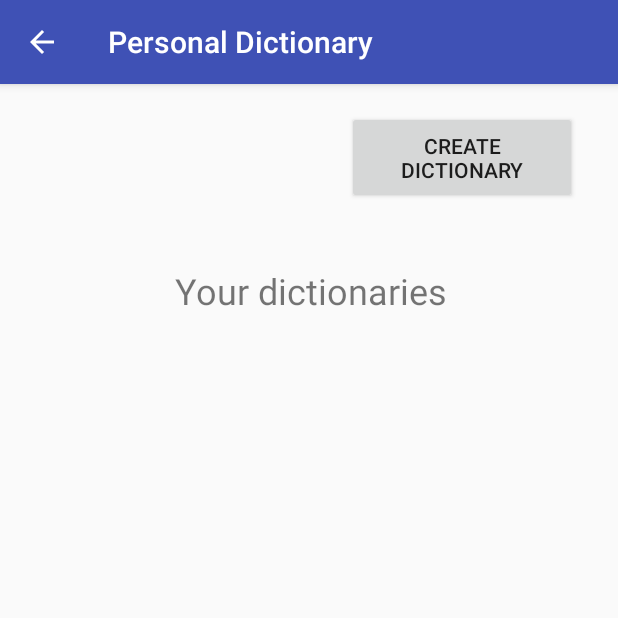
After one commit to jkuklis/PersonalDictionary, an Android app: the DictionaryMain screen opened directly, with no data from a screen before it, on a phone screen of 412 x 824 dp, the top half of it. The commit adds this screen. Run offline under Robolectric (Android 15) with nearby library versions, the phone set to English and light mode, and no system bars.

Commit message:
Progress, dictionary page

```diff
--- a/app/build.gradle
+++ b/app/build.gradle
@@ -30,4 +30,5 @@ dependencies {
     testCompile 'junit:junit:4.12'
 }
 
+
 apply plugin: 'com.google.gms.google-services'
--- /dev/null
+++ b/app/src/main/java/com/example/jkuklis/personaldictionary/DictionaryMain.java
@@ -0,0 +1,13 @@
+package com.example.jkuklis.personaldictionary;
+
+import android.support.v7.app.AppCompatActivity;
+import android.os.Bundle;
+
+public class DictionaryMain extends AppCompatActivity {
+
+    @Override
+    protected void onCreate(Bundle savedInstanceState) {
+        super.onCreate(savedInstanceState);
+        setContentView(R.layout.activity_dictionary_main);
+    }
+}
--- a/app/src/main/java/com/example/jkuklis/personaldictionary/HelloScreen.java
+++ b/app/src/main/java/com/example/jkuklis/personaldictionary/HelloScreen.java
@@ -214,7 +214,8 @@ public class HelloScreen extends AppCompatActivity implements
     }
 
     private void jumpDictionary() {
-
+        Intent intent = new Intent(this, DictionaryMain.class);
+        startActivity(intent);
     }
 
     @Override
--- /dev/null
+++ b/app/src/main/res/layout/activity_dictionary_main.xml
@@ -0,0 +1,31 @@
+<?xml version="1.0" encoding="utf-8"?>
+<android.support.constraint.ConstraintLayout xmlns:android="http://schemas.android.com/apk/res/android"
+    xmlns:app="http://schemas.android.com/apk/res-auto"
+    xmlns:tools="http://schemas.android.com/tools"
+    android:layout_width="match_parent"
+    android:layout_height="match_parent"
+    tools:context="com.example.jkuklis.personaldictionary.DictionaryMain">
+
+    <Button
+        android:id="@+id/create_dictionary"
+        android:layout_width="153dp"
+        android:layout_height="62dp"
+        android:text="@string/create_new_dict"
+        android:layout_marginRight="27dp"
+        app:layout_constraintRight_toRightOf="parent"
+        app:layout_constraintTop_toTopOf="parent"
+        android:layout_marginTop="18dp" />
+
+    <TextView
+        android:id="@+id/textView"
+        android:layout_width="213dp"
+        android:layout_height="47dp"
+        android:layout_marginTop="114dp"
+        android:gravity="center"
+        android:text="@string/dict_list"
+        android:textSize="24sp"
+        app:layout_constraintHorizontal_bias="0.502"
+        app:layout_constraintLeft_toLeftOf="parent"
+        app:layout_constraintRight_toRightOf="parent"
+        app:layout_constraintTop_toTopOf="parent" />
+</android.support.constraint.ConstraintLayout>
--- a/app/src/main/res/layout/activity_hello_screen.xml
+++ b/app/src/main/res/layout/activity_hello_screen.xml
@@ -8,7 +8,7 @@
 
 
     <TextView
-        android:id="@+id/textView2"
+        android:id="@+id/hello_message"
         android:layout_width="wrap_content"
         android:layout_height="wrap_content"
         android:text="@string/hello_message"
@@ -27,7 +27,7 @@
         app:layout_constraintLeft_toLeftOf="parent"
         app:layout_constraintRight_toRightOf="parent"
         android:layout_marginTop="13dp"
-        app:layout_constraintTop_toBottomOf="@+id/textView2"
+        app:layout_constraintTop_toBottomOf="@+id/hello_message"
         app:layout_constraintHorizontal_bias="0.501" />
 
     <Button
@@ -48,7 +48,7 @@
         android:layout_marginLeft="8dp"
         android:layout_marginTop="75dp"
         android:background="@color/button"
-        android:text="@string/dictionary_jump"
+        android:text="@string/dict_main_jump"
         app:layout_constraintLeft_toLeftOf="parent"
         app:layout_constraintTop_toBottomOf="@+id/sign_out_button"
         android:layout_marginRight="8dp"
--- a/app/src/main/res/values/strings.xml
+++ b/app/src/main/res/values/strings.xml
@@ -6,7 +6,9 @@
     <string name="sign_out">Sign out</string>
     <string name="loading">Loading..</string>
     <string name="signed_in_fmt">Signed in as: %s</string>
-    <string name="dictionary_jump">Jump To Dictionary</string>
+    <string name="dict_main_jump">Jump To Dictionary</string>
     <string name="sign_in_promt">Please sign in with your Google account</string>
     <string name="disconnect">Disconnect</string>
+    <string name="create_new_dict">Create dictionary</string>
+    <string name="dict_list">Your dictionaries</string>
 </resources>
```
Also changed, not shown: app/src/main/AndroidManifest.xml (+7 -0 lines), app/src/main/res/layout/activity_sign_in.xml (deleted, +0 -9 lines).
